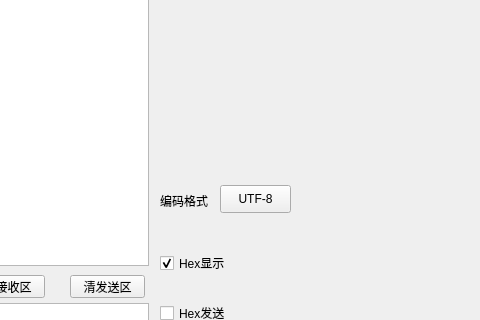
This is ser_prj/untitled.ui in getBossMuchMoney/pyqt_serialTool as Qt 5 draws it before an edit; both pictures show x 680 to 1160 and y 245 to 565 of the 1160 by 712 pixel window. The edited form follows.
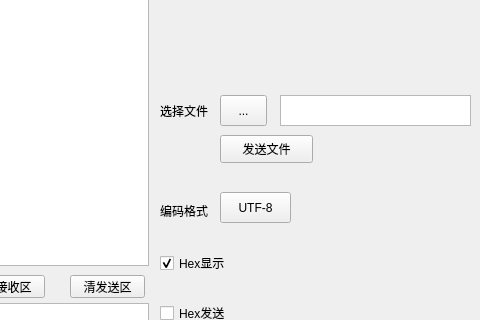
This is the edited form.

Commit message: add file import button

```diff
--- a/ser_prj/untitled.ui
+++ b/ser_prj/untitled.ui
@@ -273,9 +273,9 @@
     <property name="geometry">
      <rect>
       <x>900</x>
-      <y>430</y>
+      <y>437</y>
       <width>71</width>
-      <height>28</height>
+      <height>31</height>
      </rect>
     </property>
     <property name="text">
@@ -286,7 +286,7 @@
     <property name="geometry">
      <rect>
       <x>840</x>
-      <y>430</y>
+      <y>440</y>
       <width>61</width>
       <height>31</height>
      </rect>
@@ -295,6 +295,58 @@
      <string>编码格式</string>
     </property>
    </widget>
+   <widget class="QToolButton" name="open_file_click">
+    <property name="geometry">
+     <rect>
+      <x>900</x>
+      <y>340</y>
+      <width>47</width>
+      <height>31</height>
+     </rect>
+    </property>
+    <property name="text">
+     <string>...</string>
+    </property>
+   </widget>
+   <widget class="QLabel" name="label_7">
+    <property name="geometry">
+     <rect>
+      <x>840</x>
+      <y>340</y>
+      <width>72</width>
+      <height>31</height>
+     </rect>
+    </property>
+    <property name="text">
+     <string>选择文件</string>
+    </property>
+   </widget>
+   <widget class="QTextEdit" name="textEdit">
+    <property name="geometry">
+     <rect>
+      <x>960</x>
+      <y>340</y>
+      <width>191</width>
+      <height>31</height>
+     </rect>
+    </property>
+    <property name="textInteractionFlags">
+     <set>Qt::TextSelectableByKeyboard|Qt::TextSelectableByMouse</set>
+    </property>
+   </widget>
+   <widget class="QPushButton" name="pushButton">
+    <property name="geometry">
+     <rect>
+      <x>900</x>
+      <y>380</y>
+      <width>93</width>
+      <height>28</height>
+     </rect>
+    </property>
+    <property name="text">
+     <string>发送文件</string>
+    </property>
+   </widget>
   </widget>
   <widget class="QMenuBar" name="menubar">
    <property name="geometry">
```
Left out of the diff: 17 changed lines with no effect on the pictures. The commit also changes 2 other files.
